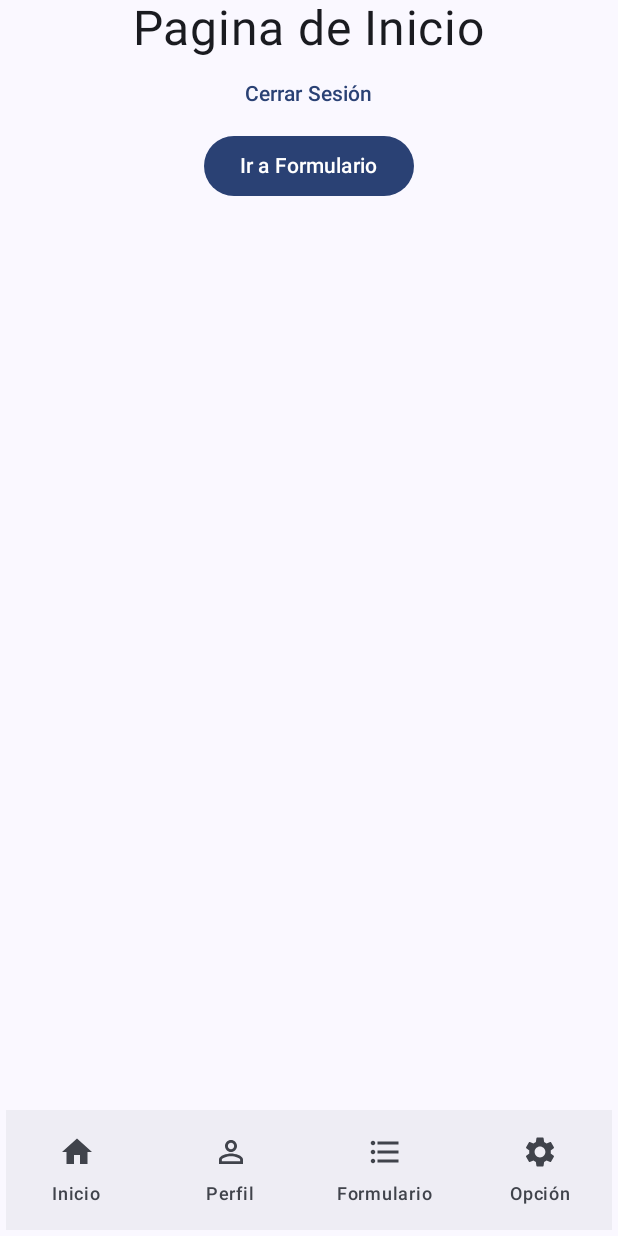
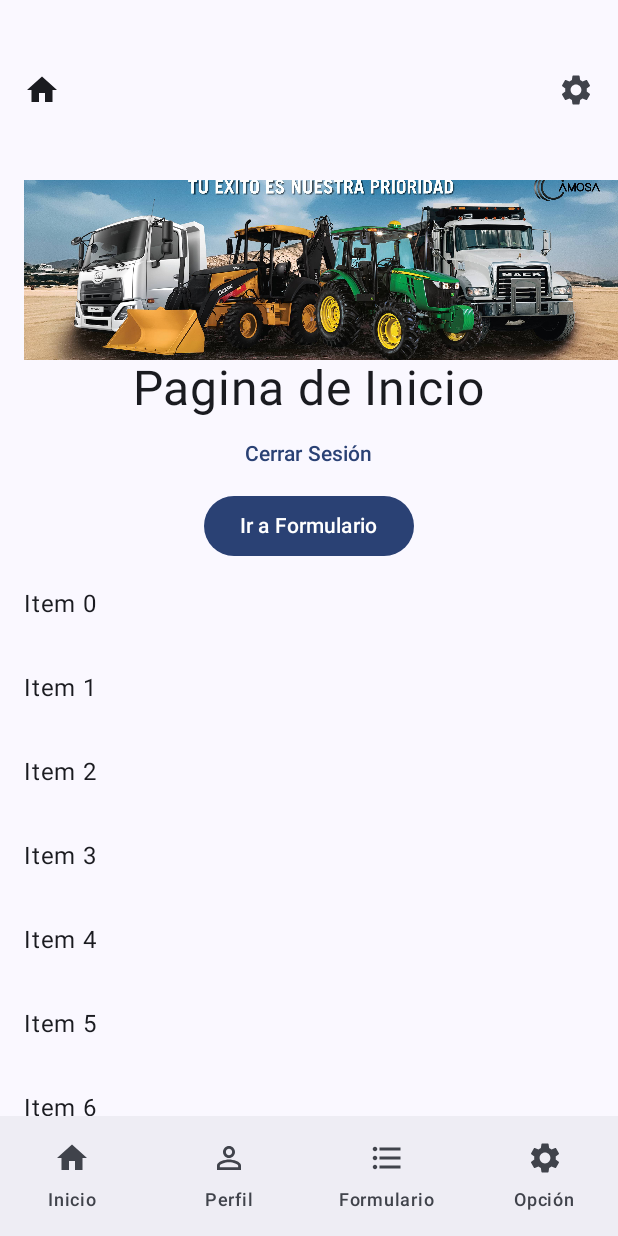
Before and after one commit to Ovalerianoh/app-camosa, an Android app built with Jetpack Compose: the HomePage screen opened through its navigation route, on a phone screen of 412 x 824 dp. Run offline under Robolectric (Android 15) with nearby library versions, the phone set to English and light mode, and no system bars; our stand-ins replace Firebase (no records; nobody signed in at launch, a user with empty details on screens opened directly), livedata-compose.

Commit message:
Collapsing TopAppBar2

```diff
--- a/app/src/main/java/com/example/aplicativocamosa/pages/HomePage.kt
+++ b/app/src/main/java/com/example/aplicativocamosa/pages/HomePage.kt
@@ -1,11 +1,19 @@
 package com.example.aplicativocamosa.pages
 
+import androidx.compose.foundation.Image
 import androidx.compose.foundation.layout.Arrangement
 import androidx.compose.foundation.layout.Column
 import androidx.compose.foundation.layout.Row
 import androidx.compose.foundation.layout.fillMaxSize
 import androidx.compose.foundation.layout.fillMaxWidth
 import androidx.compose.foundation.layout.padding
+import androidx.compose.ui.layout.ContentScale
+import androidx.compose.foundation.Image
+import androidx.compose.foundation.layout.height
+import androidx.compose.foundation.layout.size
+import androidx.compose.foundation.layout.*
+import androidx.compose.foundation.rememberScrollState
+import androidx.compose.foundation.verticalScroll
 import androidx.compose.material3.*
 import androidx.compose.material3.Icon
 import androidx.compose.material3.Text
@@ -16,8 +24,11 @@ import androidx.compose.material3.TextButton
 import androidx.compose.runtime.Composable
 import androidx.compose.runtime.LaunchedEffect
 import androidx.compose.runtime.livedata.observeAsState
+import androidx.compose.runtime.remember
+import androidx.compose.foundation.layout.Box
 import androidx.compose.ui.Alignment
 import androidx.compose.ui.Modifier
+import androidx.compose.ui.input.nestedscroll.nestedScroll
 import androidx.compose.ui.unit.dp
 import androidx.compose.ui.unit.sp
 import androidx.navigation.NavController
@@ -25,6 +36,7 @@ import com.example.aplicativocamosa.AuthState
 import com.example.aplicativocamosa.AuthViewModel
 
 
+@OptIn(ExperimentalMaterial3Api::class)
 @Composable
 fun HomePage(
     modifier: Modifier = Modifier,
@@ -40,9 +52,55 @@ fun HomePage(
         }
     }
 
+    // Create a scroll behavior for the collapsing top app bar
+    val scrollBehavior = TopAppBarDefaults.enterAlwaysScrollBehavior(rememberTopAppBarState())
+
+    Scaffold(
+        modifier = Modifier.nestedScroll(scrollBehavior.nestedScrollConnection),
+        topBar = {
+            LargeTopAppBar(
+                title = {
+                    Box(modifier = Modifier.fillMaxWidth()) {
+                        Image(
+                            painter = painterResource(id = R.drawable.large_bg),
+                            contentDescription = "CAMOSA BG",
+                            modifier = Modifier
+                                .fillMaxWidth()
+                                .height(120.dp),
+                            contentScale = ContentScale.Crop //Use Crop instead of Fit
+                        )
+                    }
+                },
+                navigationIcon = {
+                    IconButton(onClick = { navController.navigate("home")  }) {
+                        Icon(
+                            painterResource(id = R.drawable.ic_home),
+                            contentDescription = "Menu"
+                        )
+                    }
+                },
+                actions = {
+                    IconButton(onClick = { /* Handle action icon click */ }) {
+                        Icon(
+                            painterResource(id = R.drawable.ic_settings),
+                            contentDescription = "Settings"
+                        )
+                    }
+                },
+                scrollBehavior = scrollBehavior
+            )
+        },
+        bottomBar = {
+            BottomNavigationBar(navController = navController)
+        }
+    ) { innerPadding ->
+
 
     Column (
-        modifier = modifier.fillMaxSize(),
+        modifier = modifier
+            .fillMaxSize()
+            .padding(innerPadding)
+            .verticalScroll(rememberScrollState()),
         verticalArrangement = Arrangement.Center,
         horizontalAlignment= Alignment.CenterHorizontally
     ) {
@@ -59,20 +117,21 @@ fun HomePage(
         }){
             Text(text = "Ir a Formulario")
         }
-        BottomNavigationBar(navController = navController)
+        // Add some content to make scrolling possible
+        repeat(20) {
+            Text(
+                text = "Item $it",
+                modifier = Modifier
+                    .fillMaxWidth()
+                    .padding(16.dp)
+                )
+            }
+        }
     }
 }
 
 @Composable
 fun BottomNavigationBar(navController: NavController) {
-
-    Row (
-        modifier = Modifier
-            .fillMaxSize()
-            .padding(4.dp),
-        verticalAlignment = Alignment.Bottom
-    ) {
-
         NavigationBar {
             NavigationBarItem(
                 icon = {
@@ -120,4 +179,3 @@ fun BottomNavigationBar(navController: NavController) {
             )
         }
     }
-}
```
Also changed, not shown: app/src/main/res/drawable/large_bg.png (added), app/src/main/res/drawable/topbar_bg.png (added).
